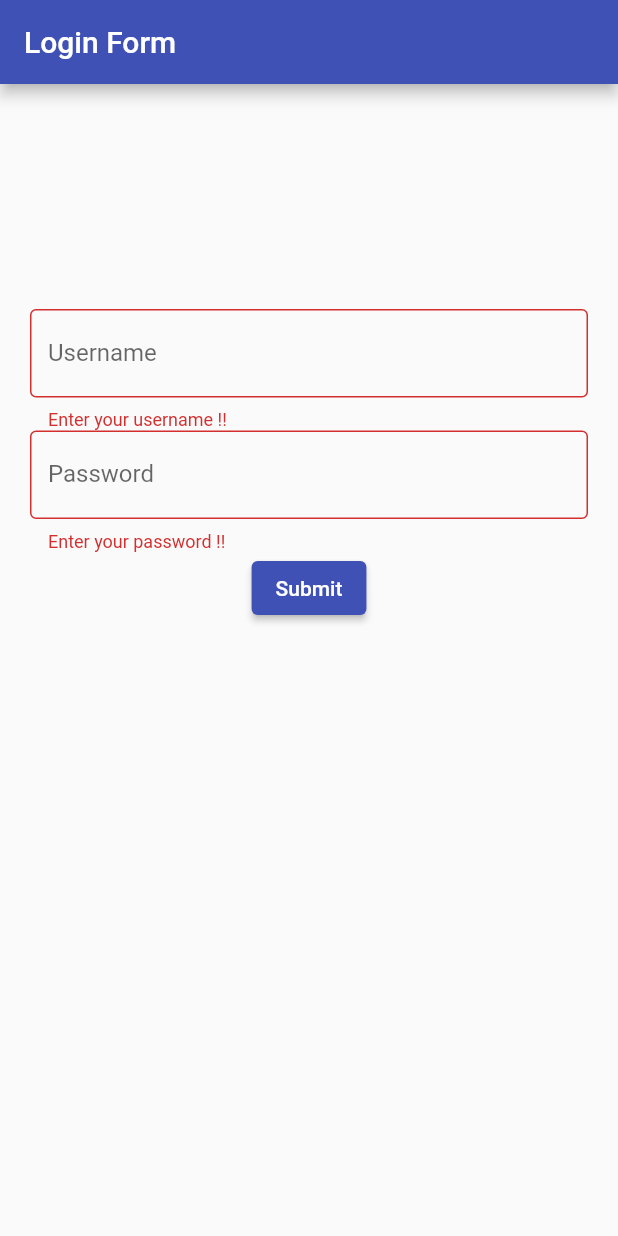
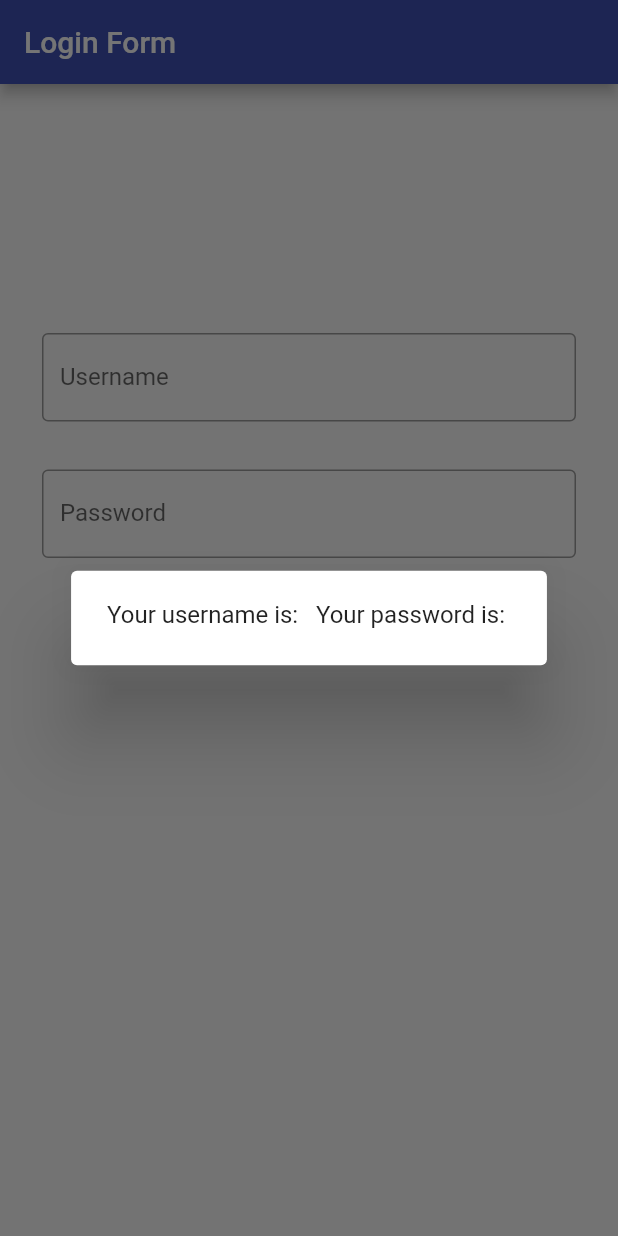
Before and after one commit to agya09/login-form, a Flutter app: the screen it shows after launch, after a tap on "Submit", on a phone screen of 412 x 824 dp. Run offline on Flutter 3.47's test engine with Material 2 defaults, Android fonts, the phone set to English and light mode, and no system bars.

Commit message:
Login UI

```diff
--- a/lib/login_page.dart
+++ b/lib/login_page.dart
@@ -9,6 +9,15 @@ class Login extends StatefulWidget {
 
 class _LoginState extends State<Login> {
   final _formKey = GlobalKey<FormState>();
+  final userController = TextEditingController();
+  final passwordController = TextEditingController();
+
+  @override
+  void dispose() {
+    userController.dispose();
+    passwordController.dispose();
+    super.dispose();
+  }
 
   @override
   Widget build(BuildContext context) {
@@ -23,7 +32,11 @@ class _LoginState extends State<Login> {
               key: _formKey,
               child: Column(
                 children: <Widget>[
-                  TextFormField(
+                  Padding(
+                    padding:
+                        const EdgeInsets.symmetric(horizontal: 8, vertical: 16),
+                    child: TextFormField(
+                      controller: userController,
                       decoration: const InputDecoration(
                         labelText: 'Username',
                         border: OutlineInputBorder(),
@@ -35,7 +48,12 @@ class _LoginState extends State<Login> {
                         return null;
                       },
                     ),
-                  TextFormField(
+                  ),
+                  Padding(
+                    padding:
+                        const EdgeInsets.symmetric(horizontal: 8, vertical: 16),
+                    child: TextFormField(
+                      controller: passwordController,
                       decoration: const InputDecoration(
                         labelText: 'Password',
                         border: OutlineInputBorder(),
@@ -47,13 +65,19 @@ class _LoginState extends State<Login> {
                         return null;
                       },
                     ),
+                  ),
                   ElevatedButton(
                     onPressed: () {
-                      if (_formKey.currentState!.validate()) {
-                        ScaffoldMessenger.of(context).showSnackBar(
-                          SnackBar(content: Text('Snackbar')),
+                      showDialog(
+                          context: context,
+                          builder: (context) {
+                            return AlertDialog(
+                              content: Text("Your username is: " +
+                                  userController.text +
+                                  "  Your password is: " +
+                                  passwordController.text),
                             );
-                      }
+                          });
                     },
                     child: const Text('Submit'),
                   ),
```
Lines whose indentation alone changed are shown as unchanged.
